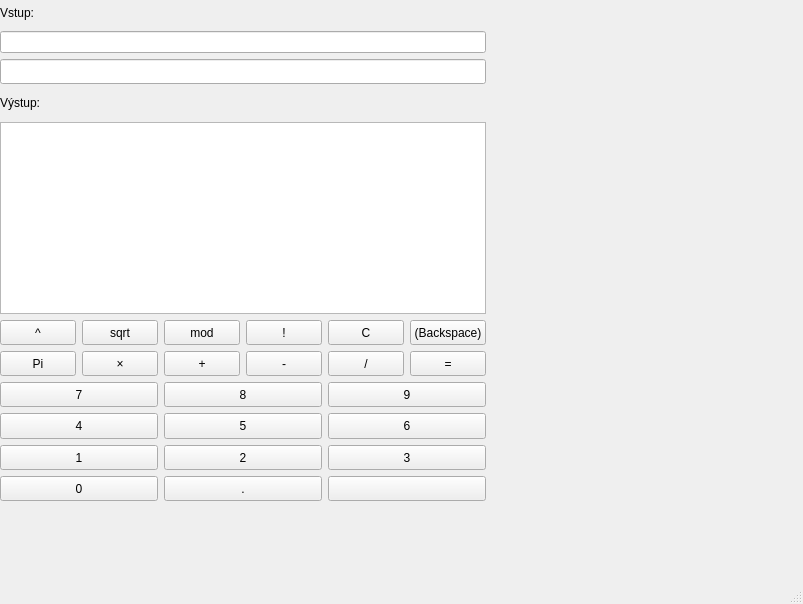
Before: the Qt Designer form src/mainwindow.ui in Hajrus/--IVS---totojepublicgithubprotozenemuzemeprizvatvicnez3clenydoprojektuTakzetentonazevbyhomohlchranit, drawn with Qt 5.
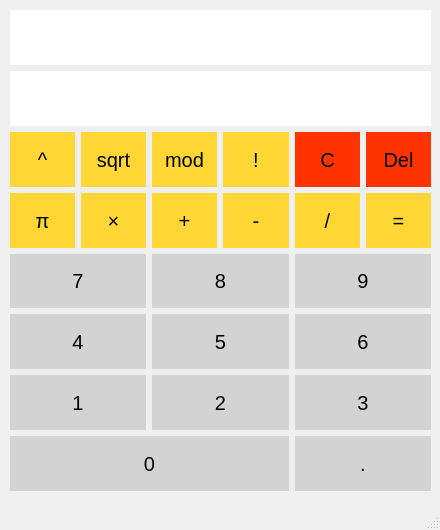
After: the same form once the commit is applied.

Diff of the .ui file:
```diff
--- a/src/mainwindow.ui
+++ b/src/mainwindow.ui
@@ -9,21 +9,45 @@
    <rect>
     <x>0</x>
     <y>0</y>
-    <width>803</width>
-    <height>604</height>
+    <width>440</width>
+    <height>530</height>
    </rect>
   </property>
+  <property name="sizePolicy">
+   <sizepolicy hsizetype="Fixed" vsizetype="Fixed">
+    <horstretch>0</horstretch>
+    <verstretch>0</verstretch>
+   </sizepolicy>
+  </property>
+  <property name="minimumSize">
+   <size>
+    <width>440</width>
+    <height>530</height>
+   </size>
+  </property>
+  <property name="maximumSize">
+   <size>
+    <width>440</width>
+    <height>530</height>
+   </size>
+  </property>
   <property name="windowTitle">
    <string>MainWindow</string>
   </property>
+  <property name="styleSheet">
+   <string notr="true">QMainWindow
+{
+	padding: 5px;
+}</string>
+  </property>
   <widget class="QWidget" name="centralwidget">
    <widget class="QWidget" name="gridLayoutWidget">
     <property name="geometry">
      <rect>
-      <x>0</x>
-      <y>0</y>
-      <width>486</width>
-      <height>501</height>
+      <x>10</x>
+      <y>10</y>
+      <width>421</width>
+      <height>481</height>
      </rect>
     </property>
     <property name="sizePolicy">
@@ -32,8 +56,15 @@
       <verstretch>0</verstretch>
      </sizepolicy>
     </property>
+    <property name="styleSheet">
+     <string notr="true">QpushButton
+{
+	border-style: none;
+ 	background-color: #FFD700;
+}</string>
+    </property>
     <layout class="QGridLayout" name="gridLayout">
-     <item row="7" column="3">
+     <item row="4" column="3">
       <widget class="QPushButton" name="ButtonSub">
        <property name="sizePolicy">
         <sizepolicy hsizetype="Preferred" vsizetype="Expanding">
@@ -41,28 +72,20 @@
          <verstretch>0</verstretch>
         </sizepolicy>
        </property>
+       <property name="styleSheet">
+        <string notr="true">QPushButton
+{
+	border-style: none;
+ 	background-color: #ffd633;
+	font-size: 20px;
+}</string>
+       </property>
        <property name="text">
         <string>-</string>
        </property>
       </widget>
      </item>
-     <item row="3" column="0" colspan="6">
-      <widget class="QLineEdit" name="lineEdit">
-       <property name="sizePolicy">
-        <sizepolicy hsizetype="Preferred" vsizetype="Expanding">
-         <horstretch>0</horstretch>
-         <verstretch>0</verstretch>
-        </sizepolicy>
-       </property>
-       <property name="layoutDirection">
-        <enum>Qt::LeftToRight</enum>
-       </property>
-       <property name="alignment">
-        <set>Qt::AlignRight|Qt::AlignTrailing|Qt::AlignVCenter</set>
-       </property>
-      </widget>
-     </item>
-     <item row="6" column="2">
+     <item row="3" column="2">
       <widget class="QPushButton" name="ButtonMod">
        <property name="sizePolicy">
         <sizepolicy hsizetype="Preferred" vsizetype="Expanding">
@@ -70,12 +93,20 @@
          <verstretch>0</verstretch>
         </sizepolicy>
        </property>
+       <property name="styleSheet">
+        <string notr="true">QPushButton
+{
+	border-style: none;
+ 	background-color: #ffd633;
+	font-size: 20px;
+}</string>
+       </property>
        <property name="text">
         <string>mod</string>
        </property>
       </widget>
      </item>
-     <item row="10" column="0" colspan="2">
+     <item row="7" column="0" colspan="2">
       <widget class="QPushButton" name="Button1">
        <property name="sizePolicy">
         <sizepolicy hsizetype="Preferred" vsizetype="Expanding">
@@ -83,63 +114,41 @@
          <verstretch>0</verstretch>
         </sizepolicy>
        </property>
+       <property name="styleSheet">
+        <string notr="true">QPushButton
+{
+	border-style: none;
+	background-color: lightgray;
+	font-size: 20px;
+}</string>
+       </property>
        <property name="text">
         <string>1</string>
        </property>
       </widget>
      </item>
-     <item row="5" column="0" colspan="6">
-      <widget class="QTextBrowser" name="textBrowser">
+     <item row="3" column="5">
+      <widget class="QPushButton" name="ButtonDel">
        <property name="sizePolicy">
-        <sizepolicy hsizetype="Preferred" vsizetype="Minimum">
-         <horstretch>0</horstretch>
-         <verstretch>0</verstretch>
-        </sizepolicy>
-       </property>
-       <property name="minimumSize">
-        <size>
-         <width>6</width>
-         <height>3</height>
-        </size>
-       </property>
-       <property name="maximumSize">
-        <size>
-         <width>16777215</width>
-         <height>16777215</height>
-        </size>
-       </property>
-       <property name="layoutDirection">
-        <enum>Qt::LeftToRight</enum>
-       </property>
-      </widget>
-     </item>
-     <item row="6" column="5">
-      <widget class="QPushButton" name="ButtonBack">
-       <property name="sizePolicy">
         <sizepolicy hsizetype="Preferred" vsizetype="Expanding">
          <horstretch>0</horstretch>
          <verstretch>0</verstretch>
         </sizepolicy>
        </property>
-       <property name="text">
-        <string>(Backspace)</string>
+       <property name="styleSheet">
+        <string notr="true">QPushButton
+{
+	border-style: none;
+ 	background-color: #ff3300;
+	font-size: 20px;
+}</string>
        </property>
-      </widget>
-     </item>
-     <item row="11" column="2" colspan="2">
-      <widget class="QPushButton" name="ButtonDot">
-       <property name="sizePolicy">
-        <sizepolicy hsizetype="Preferred" vsizetype="Expanding">
-         <horstretch>0</horstretch>
-         <verstretch>0</verstretch>
-        </sizepolicy>
-       </property>
        <property name="text">
-        <string>.</string>
+        <string>Del</string>
        </property>
       </widget>
      </item>
-     <item row="6" column="1">
+     <item row="3" column="1">
       <widget class="QPushButton" name="ButtonSqrt">
        <property name="sizePolicy">
         <sizepolicy hsizetype="Preferred" vsizetype="Expanding">
@@ -147,12 +156,20 @@
          <verstretch>0</verstretch>
         </sizepolicy>
        </property>
+       <property name="styleSheet">
+        <string notr="true">QPushButton
+{
+	border-style: none;
+ 	background-color: #ffd633;
+	font-size: 20px;
+}</string>
+       </property>
        <property name="text">
         <string>sqrt</string>
        </property>
       </widget>
      </item>
-     <item row="8" column="0" colspan="2">
+     <item row="5" column="0" colspan="2">
       <widget class="QPushButton" name="Button7">
        <property name="sizePolicy">
         <sizepolicy hsizetype="Preferred" vsizetype="Expanding">
@@ -160,38 +177,43 @@
          <verstretch>0</verstretch>
         </sizepolicy>
        </property>
+       <property name="styleSheet">
+        <string notr="true">QPushButton
+{
+	border-style: none;
+	background-color: lightgray;
+	font-size: 20px;
+}</string>
+       </property>
        <property name="text">
         <string>7</string>
        </property>
       </widget>
      </item>
-     <item row="11" column="4" colspan="2">
-      <widget class="QPushButton" name="pushButton_24">
+     <item row="1" column="0" colspan="6">
+      <widget class="QLineEdit" name="lineEdit">
        <property name="sizePolicy">
         <sizepolicy hsizetype="Preferred" vsizetype="Expanding">
          <horstretch>0</horstretch>
          <verstretch>0</verstretch>
         </sizepolicy>
        </property>
-       <property name="text">
-        <string/>
+       <property name="layoutDirection">
+        <enum>Qt::LeftToRight</enum>
        </property>
-      </widget>
-     </item>
-     <item row="1" column="0">
-      <widget class="QLabel" name="label_2">
-       <property name="sizePolicy">
-        <sizepolicy hsizetype="Preferred" vsizetype="Expanding">
-         <horstretch>0</horstretch>
-         <verstretch>0</verstretch>
-        </sizepolicy>
+       <property name="styleSheet">
+        <string notr="true">QLineEdit
+{
+	border-style: none;
+	font-size: 20px;
+}</string>
        </property>
-       <property name="text">
-        <string>Vstup:</string>
+       <property name="alignment">
+        <set>Qt::AlignRight|Qt::AlignTrailing|Qt::AlignVCenter</set>
        </property>
       </widget>
      </item>
-     <item row="10" column="4" colspan="2">
+     <item row="7" column="4" colspan="2">
       <widget class="QPushButton" name="Button3">
        <property name="sizePolicy">
         <sizepolicy hsizetype="Preferred" vsizetype="Expanding">
@@ -199,12 +221,20 @@
          <verstretch>0</verstretch>
         </sizepolicy>
        </property>
+       <property name="styleSheet">
+        <string notr="true">QPushButton
+{
+	border-style: none;
+	background-color: lightgray;
+	font-size: 20px;
+}</string>
+       </property>
        <property name="text">
         <string>3</string>
        </property>
       </widget>
      </item>
-     <item row="7" column="1">
+     <item row="4" column="1">
       <widget class="QPushButton" name="ButtonMul">
        <property name="sizePolicy">
         <sizepolicy hsizetype="Preferred" vsizetype="Expanding">
@@ -212,25 +242,20 @@
          <verstretch>0</verstretch>
         </sizepolicy>
        </property>
+       <property name="styleSheet">
+        <string notr="true">QPushButton
+{
+	border-style: none;
+ 	background-color: #ffd633;
+	font-size: 20px;
+}</string>
+       </property>
        <property name="text">
         <string>×</string>
        </property>
       </widget>
      </item>
-     <item row="4" column="0">
-      <widget class="QLabel" name="label">
-       <property name="sizePolicy">
-        <sizepolicy hsizetype="Preferred" vsizetype="Expanding">
-         <horstretch>0</horstretch>
-         <verstretch>0</verstretch>
-        </sizepolicy>
-       </property>
-       <property name="text">
-        <string>Výstup:</string>
-       </property>
-      </widget>
-     </item>
-     <item row="9" column="0" colspan="2">
+     <item row="6" column="0" colspan="2">
       <widget class="QPushButton" name="Button4">
        <property name="sizePolicy">
         <sizepolicy hsizetype="Preferred" vsizetype="Expanding">
@@ -238,12 +263,41 @@
          <verstretch>0</verstretch>
         </sizepolicy>
        </property>
+       <property name="styleSheet">
+        <string notr="true">QPushButton
+{
+	border-style: none;
+	background-color: lightgray;
+	font-size: 20px;
+}</string>
+       </property>
        <property name="text">
         <string>4</string>
        </property>
       </widget>
      </item>
-     <item row="7" column="5">
+     <item row="3" column="0">
+      <widget class="QPushButton" name="ButtonPow">
+       <property name="sizePolicy">
+        <sizepolicy hsizetype="Preferred" vsizetype="Expanding">
+         <horstretch>0</horstretch>
+         <verstretch>0</verstretch>
+        </sizepolicy>
+       </property>
+       <property name="styleSheet">
+        <string notr="true">QPushButton
+{
+	border-style: none;
+ 	background-color: #ffd633;
+	font-size: 20px;
+}</string>
+       </property>
+       <property name="text">
+        <string>^</string>
+       </property>
+      </widget>
+     </item>
+     <item row="4" column="5">
       <widget class="QPushButton" name="ButtonEq">
        <property name="sizePolicy">
         <sizepolicy hsizetype="Preferred" vsizetype="Expanding">
@@ -251,25 +305,20 @@
          <verstretch>0</verstretch>
         </sizepolicy>
        </property>
+       <property name="styleSheet">
+        <string notr="true">QPushButton
+{
+	border-style: none;
+ 	background-color: #ffd633;
+	font-size: 20px;
+}</string>
+       </property>
        <property name="text">
         <string>=</string>
        </property>
       </widget>
      </item>
-     <item row="11" column="0" colspan="2">
-      <widget class="QPushButton" name="Button0">
-       <property name="sizePolicy">
-        <sizepolicy hsizetype="Preferred" vsizetype="Expanding">
-         <horstretch>0</horstretch>
-         <verstretch>0</verstretch>
-        </sizepolicy>
-       </property>
-       <property name="text">
-        <string>0</string>
-       </property>
-      </widget>
-     </item>
-     <item row="9" column="4" colspan="2">
+     <item row="6" column="4" colspan="2">
       <widget class="QPushButton" name="Button6">
        <property name="sizePolicy">
         <sizepolicy hsizetype="Preferred" vsizetype="Expanding">
@@ -277,12 +326,20 @@
          <verstretch>0</verstretch>
         </sizepolicy>
        </property>
+       <property name="styleSheet">
+        <string notr="true">QPushButton
+{
+	border-style: none;
+	background-color: lightgray;
+	font-size: 20px;
+}</string>
+       </property>
        <property name="text">
         <string>6</string>
        </property>
       </widget>
      </item>
-     <item row="10" column="2" colspan="2">
+     <item row="7" column="2" colspan="2">
       <widget class="QPushButton" name="Button2">
        <property name="sizePolicy">
         <sizepolicy hsizetype="Preferred" vsizetype="Expanding">
@@ -290,12 +347,20 @@
          <verstretch>0</verstretch>
         </sizepolicy>
        </property>
+       <property name="styleSheet">
+        <string notr="true">QPushButton
+{
+	border-style: none;
+	background-color: lightgray;
+	font-size: 20px;
+}</string>
+       </property>
        <property name="text">
         <string>2</string>
        </property>
       </widget>
      </item>
-     <item row="7" column="2">
+     <item row="4" column="2">
       <widget class="QPushButton" name="ButtonAdd">
        <property name="sizePolicy">
         <sizepolicy hsizetype="Preferred" vsizetype="Expanding">
@@ -303,12 +368,20 @@
          <verstretch>0</verstretch>
         </sizepolicy>
        </property>
+       <property name="styleSheet">
+        <string notr="true">QPushButton
+{
+	border-style: none;
+ 	background-color: #ffd633;
+	font-size: 20px;
+}</string>
+       </property>
        <property name="text">
         <string>+</string>
        </property>
       </widget>
      </item>
-     <item row="9" column="2" colspan="2">
+     <item row="6" column="2" colspan="2">
       <widget class="QPushButton" name="Button5">
        <property name="sizePolicy">
         <sizepolicy hsizetype="Preferred" vsizetype="Expanding">
@@ -316,12 +389,20 @@
          <verstretch>0</verstretch>
         </sizepolicy>
        </property>
+       <property name="styleSheet">
+        <string notr="true">QPushButton
+{
+	border-style: none;
+	background-color: lightgray;
+	font-size: 20px;
+}</string>
+       </property>
        <property name="text">
         <string>5</string>
        </property>
       </widget>
      </item>
-     <item row="6" column="4">
+     <item row="3" column="4">
       <widget class="QPushButton" name="ButtonClear">
        <property name="sizePolicy">
         <sizepolicy hsizetype="Preferred" vsizetype="Expanding">
@@ -329,12 +410,20 @@
          <verstretch>0</verstretch>
         </sizepolicy>
        </property>
+       <property name="styleSheet">
+        <string notr="true">QPushButton
+{
+	border-style: none;
+ 	background-color: #ff3300;
+	font-size: 20px;
+}</string>
+       </property>
        <property name="text">
         <string>C</string>
        </property>
       </widget>
      </item>
-     <item row="7" column="0">
+     <item row="4" column="0">
       <widget class="QPushButton" name="ButtonPi">
        <property name="sizePolicy">
         <sizepolicy hsizetype="Preferred" vsizetype="Expanding">
@@ -348,12 +437,20 @@
          <height>0</height>
         </size>
        </property>
+       <property name="styleSheet">
+        <string notr="true">QPushButton
+{
+	border-style: none;
+ 	background-color: #ffd633;
+	font-size: 20px;
+}</string>
+       </property>
        <property name="text">
-        <string>Pi</string>
+        <string>π</string>
        </property>
       </widget>
      </item>
-     <item row="8" column="2" colspan="2">
+     <item row="5" column="2" colspan="2">
       <widget class="QPushButton" name="Button8">
        <property name="sizePolicy">
         <sizepolicy hsizetype="Preferred" vsizetype="Expanding">
@@ -361,12 +458,20 @@
          <verstretch>0</verstretch>
         </sizepolicy>
        </property>
+       <property name="styleSheet">
+        <string notr="true">QPushButton
+{
+	border-style: none;
+	background-color: lightgray;
+	font-size: 20px;
+}</string>
+       </property>
        <property name="text">
         <string>8</string>
        </property>
       </widget>
      </item>
-     <item row="7" column="4">
+     <item row="4" column="4">
       <widget class="QPushButton" name="ButtonDiv">
        <property name="sizePolicy">
         <sizepolicy hsizetype="Preferred" vsizetype="Expanding">
@@ -380,12 +485,20 @@
          <height>20</height>
         </size>
        </property>
+       <property name="styleSheet">
+        <string notr="true">QPushButton
+{
+	border-style: none;
+ 	background-color: #ffd633;
+	font-size: 20px;
+}</string>
+       </property>
        <property name="text">
         <string>/</string>
        </property>
       </widget>
      </item>
-     <item row="8" column="4" colspan="2">
+     <item row="5" column="4" colspan="2">
       <widget class="QPushButton" name="Button9">
        <property name="sizePolicy">
         <sizepolicy hsizetype="Preferred" vsizetype="Expanding">
@@ -393,12 +506,20 @@
          <verstretch>0</verstretch>
         </sizepolicy>
        </property>
+       <property name="styleSheet">
+        <string notr="true">QPushButton
+{
+	border-style: none;
+	background-color: lightgray;
+	font-size: 20px;
+}</string>
+       </property>
        <property name="text">
         <string>9</string>
        </property>
       </widget>
      </item>
-     <item row="6" column="3">
+     <item row="3" column="3">
       <widget class="QPushButton" name="ButtonFact">
        <property name="sizePolicy">
         <sizepolicy hsizetype="Preferred" vsizetype="Expanding">
@@ -406,24 +527,81 @@
          <verstretch>0</verstretch>
         </sizepolicy>
        </property>
+       <property name="styleSheet">
+        <string notr="true">QPushButton
+{
+	border-style: none;
+ 	background-color: #ffd633;
+	font-size: 20px;
+}</string>
+       </property>
        <property name="text">
         <string>!</string>
        </property>
       </widget>
      </item>
-     <item row="2" column="0" colspan="6">
-      <widget class="QLineEdit" name="lineEdit2"/>
+     <item row="0" column="0" colspan="6">
+      <widget class="QLineEdit" name="lineEdit_2">
+       <property name="sizePolicy">
+        <sizepolicy hsizetype="Preferred" vsizetype="Expanding">
+         <horstretch>0</horstretch>
+         <verstretch>0</verstretch>
+        </sizepolicy>
+       </property>
+       <property name="layoutDirection">
+        <enum>Qt::LeftToRight</enum>
+       </property>
+       <property name="styleSheet">
+        <string notr="true">QLineEdit
+{
+	border-style: none;
+	font-size: 20px;
+}</string>
+       </property>
+       <property name="alignment">
+        <set>Qt::AlignRight|Qt::AlignTrailing|Qt::AlignVCenter</set>
+       </property>
+      </widget>
      </item>
-     <item row="6" column="0">
-      <widget class="QPushButton" name="ButtonPow">
+     <item row="8" column="4" colspan="2">
+      <widget class="QPushButton" name="ButtonDot">
        <property name="sizePolicy">
         <sizepolicy hsizetype="Preferred" vsizetype="Expanding">
          <horstretch>0</horstretch>
          <verstretch>0</verstretch>
         </sizepolicy>
        </property>
+       <property name="styleSheet">
+        <string notr="true">QPushButton
+{
+	border-style: none;
+	background-color: lightgray;
+	font-size: 20px;
+}</string>
+       </property>
        <property name="text">
-        <string>^</string>
+        <string>.</string>
+       </property>
+      </widget>
+     </item>
+     <item row="8" column="0" colspan="4">
+      <widget class="QPushButton" name="Button0">
+       <property name="sizePolicy">
+        <sizepolicy hsizetype="Preferred" vsizetype="Expanding">
+         <horstretch>0</horstretch>
+         <verstretch>0</verstretch>
+        </sizepolicy>
+       </property>
+       <property name="styleSheet">
+        <string notr="true">QPushButton
+{
+	border-style: none;
+	background-color: lightgray;
+	font-size: 20px;
+}</string>
+       </property>
+       <property name="text">
+        <string>0</string>
        </property>
       </widget>
      </item>
```
Left out of the diff: 2 changed lines with no effect on the pictures.
